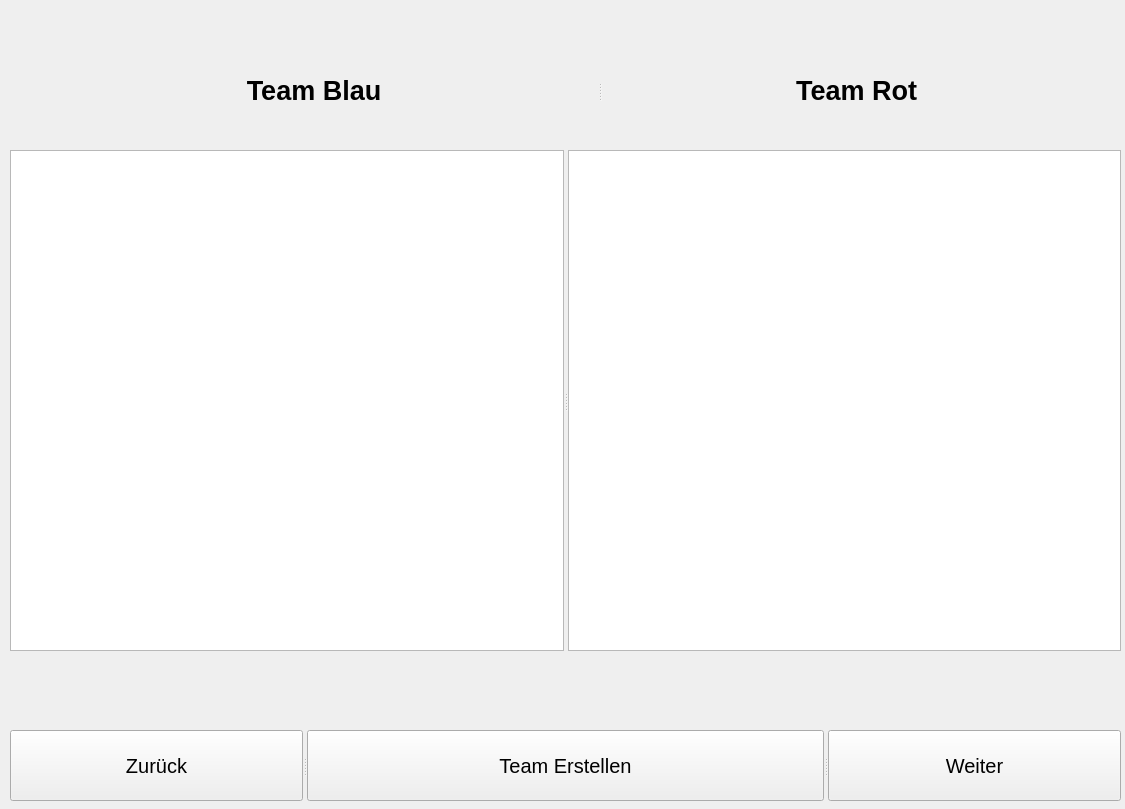
Before: the Qt Designer form PyQT/04TeamSplitPage.ui in Roberto2Meloni/MontagsMaler, drawn with Qt 5.
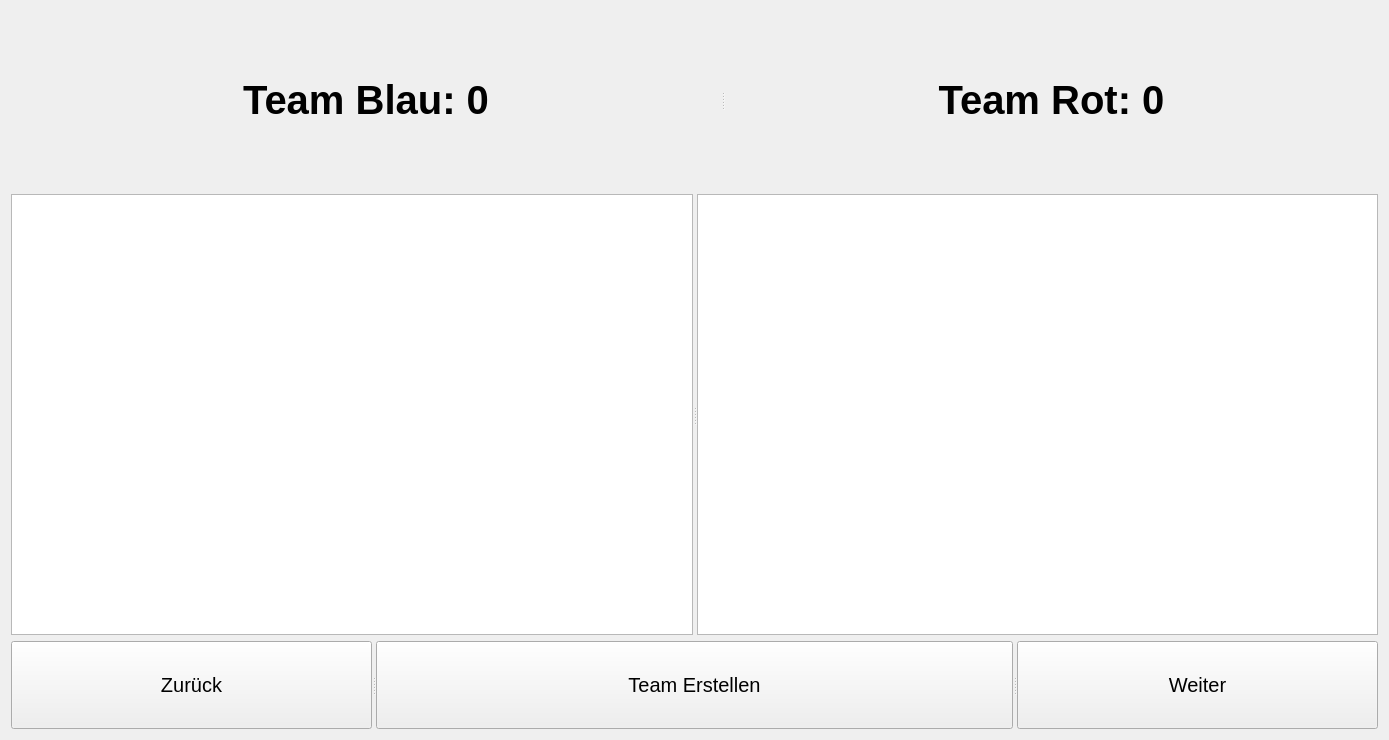
After: the same form once the commit is applied.

```diff
--- a/PyQT/04TeamSplitPage.ui
+++ b/PyQT/04TeamSplitPage.ui
@@ -6,22 +6,86 @@
    <rect>
     <x>0</x>
     <y>0</y>
-    <width>1125</width>
-    <height>809</height>
+    <width>1389</width>
+    <height>740</height>
    </rect>
   </property>
   <property name="windowTitle">
    <string>Form</string>
   </property>
+  <layout class="QVBoxLayout" name="verticalLayout_2">
+   <item>
+    <layout class="QVBoxLayout" name="verticalLayout" stretch="2,5,1">
+     <item>
+      <layout class="QHBoxLayout" name="horizontalLayout">
+       <item>
+        <widget class="QSplitter" name="splitter_3">
+         <property name="orientation">
+          <enum>Qt::Horizontal</enum>
+         </property>
+         <widget class="QLabel" name="label_blue">
+          <property name="font">
+           <font>
+            <pointsize>30</pointsize>
+            <weight>75</weight>
+            <bold>true</bold>
+           </font>
+          </property>
+          <property name="text">
+           <string>Team Blau: 0</string>
+          </property>
+          <property name="alignment">
+           <set>Qt::AlignCenter</set>
+          </property>
+         </widget>
+         <widget class="QLabel" name="label_red">
+          <property name="font">
+           <font>
+            <pointsize>30</pointsize>
+            <weight>75</weight>
+            <bold>true</bold>
+           </font>
+          </property>
+          <property name="text">
+           <string>Team Rot: 0</string>
+          </property>
+          <property name="alignment">
+           <set>Qt::AlignCenter</set>
+          </property>
+         </widget>
+        </widget>
+       </item>
+      </layout>
+     </item>
+     <item>
+      <layout class="QHBoxLayout" name="horizontalLayout_3">
+       <item>
+        <widget class="QSplitter" name="splitter_2">
+         <property name="orientation">
+          <enum>Qt::Horizontal</enum>
+         </property>
+         <widget class="QListView" name="list_blue">
+          <property name="font">
+           <font>
+            <pointsize>30</pointsize>
+           </font>
+          </property>
+         </widget>
+         <widget class="QListView" name="list_red">
+          <property name="font">
+           <font>
+            <pointsize>30</pointsize>
+           </font>
+          </property>
+         </widget>
+        </widget>
+       </item>
+      </layout>
+     </item>
+     <item>
+      <layout class="QHBoxLayout" name="horizontalLayout_2">
+       <item>
   <widget class="QSplitter" name="splitter">
-   <property name="geometry">
-    <rect>
-     <x>10</x>
-     <y>730</y>
-     <width>1111</width>
-     <height>71</height>
-    </rect>
-   </property>
    <property name="orientation">
     <enum>Qt::Horizontal</enum>
    </property>
@@ -56,64 +120,12 @@
     </property>
    </widget>
   </widget>
-  <widget class="QSplitter" name="splitter_2">
-   <property name="geometry">
-    <rect>
-     <x>10</x>
-     <y>150</y>
-     <width>1111</width>
-     <height>501</height>
-    </rect>
-   </property>
-   <property name="orientation">
-    <enum>Qt::Horizontal</enum>
-   </property>
-   <widget class="QListView" name="listView"/>
-   <widget class="QListView" name="listView_2"/>
-  </widget>
-  <widget class="QSplitter" name="splitter_3">
-   <property name="geometry">
-    <rect>
-     <x>30</x>
-     <y>70</y>
-     <width>1081</width>
-     <height>41</height>
-    </rect>
-   </property>
-   <property name="orientation">
-    <enum>Qt::Horizontal</enum>
-   </property>
-   <widget class="QLabel" name="label">
-    <property name="font">
-     <font>
-      <pointsize>20</pointsize>
-      <weight>75</weight>
-      <bold>true</bold>
-     </font>
-    </property>
-    <property name="text">
-     <string>Team Blau</string>
-    </property>
-    <property name="alignment">
-     <set>Qt::AlignCenter</set>
-    </property>
-   </widget>
-   <widget class="QLabel" name="label_2">
-    <property name="font">
-     <font>
-      <pointsize>20</pointsize>
-      <weight>75</weight>
-      <bold>true</bold>
-     </font>
-    </property>
-    <property name="text">
-     <string>Team Rot</string>
-    </property>
-    <property name="alignment">
-     <set>Qt::AlignCenter</set>
-    </property>
-   </widget>
-  </widget>
+       </item>
+      </layout>
+     </item>
+    </layout>
+   </item>
+  </layout>
  </widget>
  <resources/>
  <connections/>
```
Left out of the diff: 6 changed lines with no effect on the pictures. Lines whose indentation alone changed are shown as unchanged.
